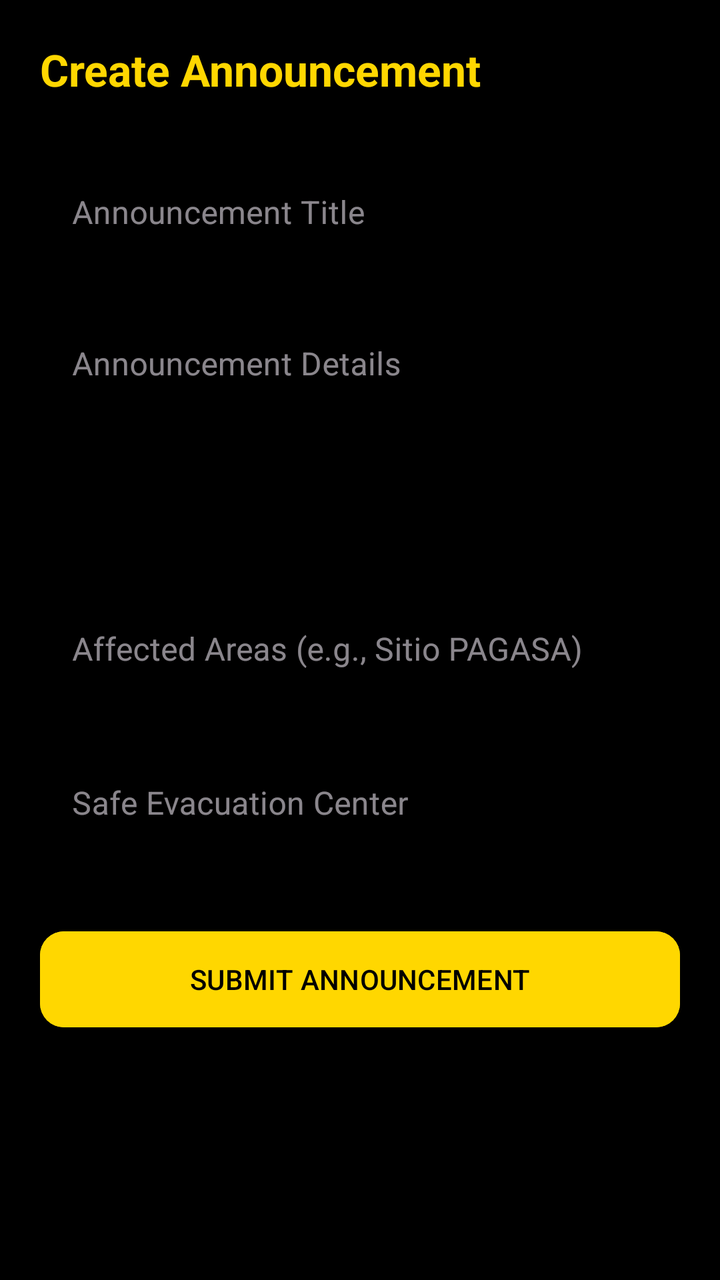
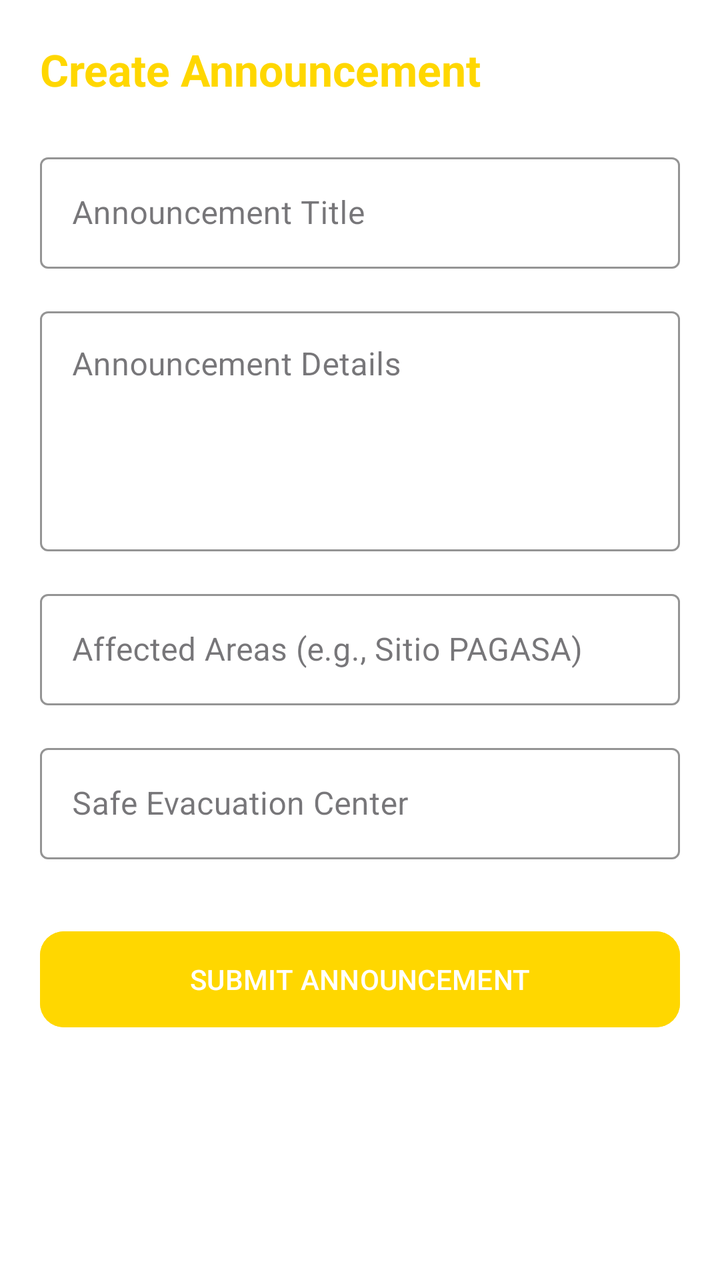

The first picture is an Android layout as it rendered before a commit; the second is the same layout after the commit. The layout source and the unified diff follow.
<!-- AndroidManifest.xml: application theme Theme.Resilio -->
<!-- res/layout/fragment_create_announcement.xml -->
<?xml version="1.0" encoding="utf-8"?>
<androidx.core.widget.NestedScrollView xmlns:android="http://schemas.android.com/apk/res/android"
    xmlns:app="http://schemas.android.com/apk/res-auto"
    android:layout_width="match_parent"
    android:layout_height="match_parent"
    android:background="@color/background_dark">

    <LinearLayout
        android:layout_width="match_parent"
        android:layout_height="wrap_content"
        android:orientation="vertical"
        android:padding="20dp">

        <TextView
            android:layout_width="wrap_content"
            android:layout_height="wrap_content"
            android:text="Create Announcement"
            android:textSize="22sp"
            android:textStyle="bold"
            android:textColor="@color/gold_accent"
            android:layout_marginBottom="24dp"/>

        <com.google.android.material.textfield.TextInputLayout
            android:layout_width="match_parent"
            android:layout_height="wrap_content"
            android:hint="Announcement Title"
            style="@style/Widget.MaterialComponents.TextInputLayout.OutlinedBox"
            app:boxStrokeColor="@color/gold_accent"
            app:hintTextColor="@color/gold_accent">
            <com.google.android.material.textfield.TextInputEditText
                android:id="@+id/etTitle"
                android:layout_width="match_parent"
                android:layout_height="wrap_content"
                android:textColor="@color/text_primary"/>
        </com.google.android.material.textfield.TextInputLayout>

        <com.google.android.material.textfield.TextInputLayout
            android:layout_width="match_parent"
            android:layout_height="wrap_content"
            android:hint="Announcement Details"
            android:layout_marginTop="16dp"
            style="@style/Widget.MaterialComponents.TextInputLayout.OutlinedBox"
            app:boxStrokeColor="@color/gold_accent"
            app:hintTextColor="@color/gold_accent">
            <com.google.android.material.textfield.TextInputEditText
                android:id="@+id/etContent"
                android:layout_width="match_parent"
                android:layout_height="120dp"
                android:gravity="top"
                android:inputType="textMultiLine"
                android:textColor="@color/text_primary"/>
        </com.google.android.material.textfield.TextInputLayout>

        <com.google.android.material.textfield.TextInputLayout
            android:layout_width="match_parent"
            android:layout_height="wrap_content"
            android:hint="Affected Areas (e.g., Sitio PAGASA)"
            android:layout_marginTop="16dp"
            style="@style/Widget.MaterialComponents.TextInputLayout.OutlinedBox"
            app:boxStrokeColor="@color/gold_accent"
            app:hintTextColor="@color/gold_accent">
            <com.google.android.material.textfield.TextInputEditText
                android:id="@+id/etAffectedAreas"
                android:layout_width="match_parent"
                android:layout_height="wrap_content"
                android:textColor="@color/text_primary"/>
        </com.google.android.material.textfield.TextInputLayout>

        <com.google.android.material.textfield.TextInputLayout
            android:layout_width="match_parent"
            android:layout_height="wrap_content"
            android:hint="Safe Evacuation Center"
            android:layout_marginTop="16dp"
            style="@style/Widget.MaterialComponents.TextInputLayout.OutlinedBox"
            app:boxStrokeColor="@color/gold_accent"
            app:hintTextColor="@color/gold_accent">
            <com.google.android.material.textfield.TextInputEditText
                android:id="@+id/etEvacuationCenter"
                android:layout_width="match_parent"
                android:layout_height="wrap_content"
                android:textColor="@color/text_primary"/>
        </com.google.android.material.textfield.TextInputLayout>

        <com.google.android.material.button.MaterialButton
            android:id="@+id/btnSubmitAlert"
            android:layout_width="match_parent"
            android:layout_height="56dp"
            android:text="SUBMIT ANNOUNCEMENT"
            android:layout_marginTop="32dp"
            android:backgroundTint="@color/gold_accent"
            android:textColor="@color/background_dark"
            app:cornerRadius="12dp"/>

    </LinearLayout>
</androidx.core.widget.NestedScrollView>
<!-- resources referenced by this layout -->
<resources>
  <color name="background_dark">#000000</color>
  <color name="gold_accent">#FFD700</color>
  <color name="text_primary">#FFFFFF</color>
  <style name="Theme.Resilio" parent="Base.Theme.Resilio" />
  <style name="Base.Theme.Resilio" parent="Theme.Material3.Dark.NoActionBar">
          
          <item name="colorPrimary">@color/gold_accent</item>
          <item name="colorOnPrimary">@color/background_dark</item>
          <item name="colorSecondary">@color/secondary_blue</item>
          <item name="colorOnSecondary">@color/white</item>
          <item name="colorTertiary">@color/primary_green</item>
          <item name="android:windowBackground">@color/background_dark</item>
          <item name="android:textColorPrimary">@color/text_primary</item>
          <item name="android:textColorSecondary">@color/text_secondary</item>
      </style>
  <color name="secondary_blue">#2196F3</color>
  <color name="white">#FFFFFFFF</color>
  <color name="primary_green">#4CAF50</color>
  <color name="text_secondary">#B0B0B0</color>
</resources>

<!-- the commit's change to res/layout/fragment_create_announcement.xml (unified diff, before → after) -->
@@ -3,7 +3,7 @@
     xmlns:app="http://schemas.android.com/apk/res-auto"
     android:layout_width="match_parent"
     android:layout_height="match_parent"
-    android:background="@color/background_dark">
+    android:background="@color/background">
 
     <LinearLayout
         android:layout_width="match_parent"
@@ -88,7 +88,7 @@
             android:text="SUBMIT ANNOUNCEMENT"
             android:layout_marginTop="32dp"
             android:backgroundTint="@color/gold_accent"
-            android:textColor="@color/background_dark"
+            android:textColor="@color/background"
             app:cornerRadius="12dp"/>
 
     </LinearLayout>
<!-- resource entries referenced after the edit -->
@@ -1,23 +1,24 @@
 <!-- resources referenced by this layout -->
 <resources>
-  <color name="background_dark">#000000</color>
+  <color name="background">#FFFFFF</color>
   <color name="gold_accent">#FFD700</color>
-  <color name="text_primary">#FFFFFF</color>
+  <color name="text_primary">#212121</color>
   <style name="Theme.Resilio" parent="Base.Theme.Resilio" />
-  <style name="Base.Theme.Resilio" parent="Theme.Material3.Dark.NoActionBar">
+  <style name="Base.Theme.Resilio" parent="Theme.Material3.DayNight.NoActionBar">
           
           <item name="colorPrimary">@color/gold_accent</item>
-          <item name="colorOnPrimary">@color/background_dark</item>
+          <item name="colorOnPrimary">@color/black</item>
           <item name="colorSecondary">@color/secondary_blue</item>
           <item name="colorOnSecondary">@color/white</item>
           <item name="colorTertiary">@color/primary_green</item>
-          <item name="android:windowBackground">@color/background_dark</item>
+          <item name="android:windowBackground">@color/background</item>
           <item name="android:textColorPrimary">@color/text_primary</item>
           <item name="android:textColorSecondary">@color/text_secondary</item>
       </style>
+  <color name="black">#FF000000</color>
   <color name="secondary_blue">#2196F3</color>
   <color name="white">#FFFFFFFF</color>
   <color name="primary_green">#4CAF50</color>
-  <color name="text_secondary">#B0B0B0</color>
+  <color name="text_secondary">#757575</color>
 </resources>
 
